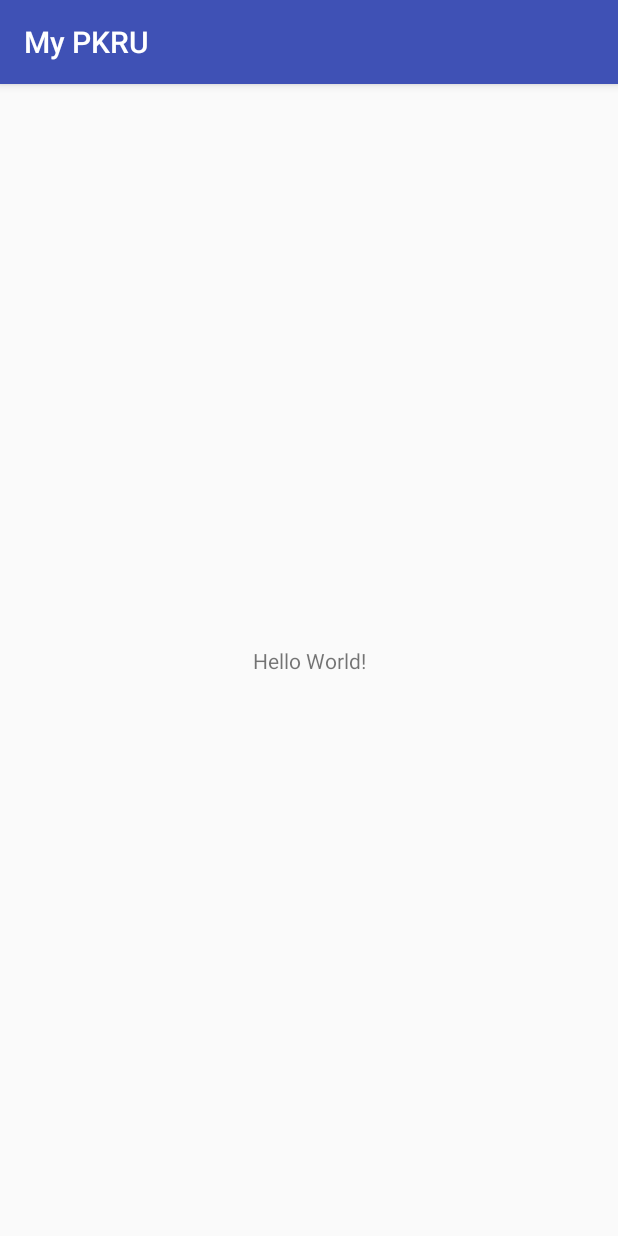
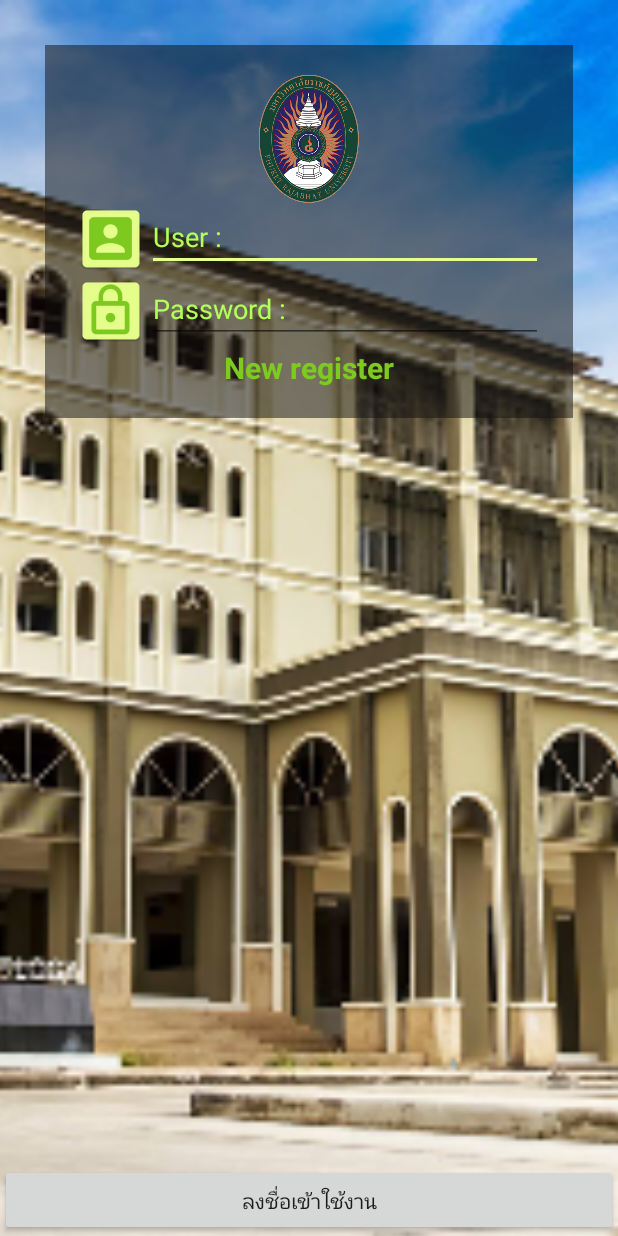
Before and after one commit to Supersittichai/MyPKRU, an Android app: the screen it shows after launch (MainActivity), on a phone screen of 412 x 824 dp. Run offline under Robolectric (Android 15) with nearby library versions, the phone set to English and light mode, and no system bars.

Commit message:
Finish 23May

```diff
--- a/app/src/main/res/layout/activity_main.xml
+++ b/app/src/main/res/layout/activity_main.xml
@@ -1,18 +1,92 @@
 <?xml version="1.0" encoding="utf-8"?>
-<android.support.constraint.ConstraintLayout xmlns:android="http://schemas.android.com/apk/res/android"
-    xmlns:app="http://schemas.android.com/apk/res-auto"
+<RelativeLayout xmlns:android="http://schemas.android.com/apk/res/android"
     xmlns:tools="http://schemas.android.com/tools"
     android:layout_width="match_parent"
     android:layout_height="match_parent"
-    tools:context="pkru.thongkam.sittichai.mypkru.MainActivity">
+    tools:context=".MainActivity">
 
-    <TextView
-        android:layout_width="wrap_content"
+    <ImageView
+        android:scaleType="centerCrop"
+        android:src="@drawable/bg"
+        android:layout_width="match_parent"
+        android:layout_height="match_parent" />
+
+    <LinearLayout
+        android:padding="@dimen/padding"
+        android:background="#82101010"
+        android:layout_width="match_parent"
         android:layout_height="wrap_content"
-        android:text="Hello World!"
-        app:layout_constraintBottom_toBottomOf="parent"
-        app:layout_constraintLeft_toLeftOf="parent"
-        app:layout_constraintRight_toRightOf="parent"
-        app:layout_constraintTop_toTopOf="parent" />
+        android:layout_margin="@dimen/martin"
+        android:gravity="center_horizontal"
+        android:orientation="vertical">
 
-</android.support.constraint.ConstraintLayout>
+        <!--This is Logo-->
+
+        <ImageView
+            android:layout_width="wrap_content"
+            android:layout_height="wrap_content"
+            android:src="@drawable/logo_pkru" />
+
+        <!--This is user-->
+
+        <LinearLayout
+            android:layout_width="match_parent"
+            android:layout_height="wrap_content"
+            android:orientation="horizontal">
+
+            <ImageView
+                android:layout_width="wrap_content"
+                android:layout_height="wrap_content"
+                android:src="@mipmap/ic_user" />
+
+            <EditText
+                android:textColor="@color/colorPrimaryDark"
+                android:textColorHint="@color/colorPrimary"
+                android:layout_width="match_parent"
+                android:layout_height="wrap_content"
+                android:hint="@string/user"
+                android:inputType="text" />
+
+        </LinearLayout>
+
+        <!--This is Password-->
+
+        <LinearLayout
+            android:layout_width="match_parent"
+            android:layout_height="wrap_content"
+            android:orientation="horizontal">
+
+            <ImageView
+                android:layout_width="wrap_content"
+                android:layout_height="wrap_content"
+                android:src="@mipmap/ic_password" />
+
+            <EditText
+                android:textColor="@color/colorPrimaryDark"
+                android:textColorHint="@color/colorPrimary"
+                android:layout_width="match_parent"
+                android:layout_height="wrap_content"
+                android:hint="@string/password"
+                android:inputType="textPassword" />
+
+        </LinearLayout>
+
+        <!--This is New Register-->
+
+        <TextView
+            android:textColor="@color/colorPrimaryDark"
+            android:textStyle="bold"
+            android:textSize="@dimen/h2"
+            android:text="@string/new_register"
+            android:layout_width="wrap_content"
+            android:layout_height="wrap_content" />
+
+    </LinearLayout>
+
+    <Button
+        android:layout_width="match_parent"
+        android:layout_height="wrap_content"
+        android:layout_alignParentBottom="true"
+        android:text="@string/log_in" />
+
+</RelativeLayout>
--- a/app/src/main/res/values/colors.xml
+++ b/app/src/main/res/values/colors.xml
@@ -1,6 +1,7 @@
 <?xml version="1.0" encoding="utf-8"?>
 <resources>
-    <color name="colorPrimary">#3F51B5</color>
-    <color name="colorPrimaryDark">#303F9F</color>
-    <color name="colorAccent">#FF4081</color>
+    <color name="colorPrimary">#b2ff59</color>
+    <color name="colorPrimaryDark">#7ecb20</color>
+    <color name="colorAccent">#e7ff8c</color>
+    <color name="textColorPrimary">#ffffff</color>
 </resources>
--- /dev/null
+++ b/app/src/main/res/values/dimens.xml
@@ -0,0 +1,7 @@
+<?xml version="1.0" encoding="utf-8"?>
+<resources>
+    <dimen name="martin">30dp</dimen>
+    <dimen name="padding">20dp</dimen>
+    <dimen name="h1">30sp</dimen>
+    <dimen name="h2">20sp</dimen>
+</resources>
--- a/app/src/main/res/values/strings.xml
+++ b/app/src/main/res/values/strings.xml
@@ -1,3 +1,9 @@
 <resources>
     <string name="app_name">My PKRU</string>
+    <string name="log_in">ลงชื่อเข้าใช้งาน</string>
+    <string name="user">User :</string>
+    <string name="new_register">New register</string>
+    <string name="password">Password :</string>
+
+
 </resources>
--- a/app/src/main/res/values/styles.xml
+++ b/app/src/main/res/values/styles.xml
@@ -1,7 +1,7 @@
 <resources>
 
     <!-- Base application theme. -->
-    <style name="AppTheme" parent="Theme.AppCompat.Light.DarkActionBar">
+    <style name="AppTheme" parent="Theme.AppCompat.Light.NoActionBar">
         <!-- Customize your theme here. -->
         <item name="colorPrimary">@color/colorPrimary</item>
         <item name="colorPrimaryDark">@color/colorPrimaryDark</item>
```
Also changed, not shown: app/src/main/ic_password-web.png (added), app/src/main/ic_user-web.png (added), app/src/main/res/drawable-xxhdpi/bg.png (added), app/src/main/res/drawable-xxhdpi/logo_pkru.png (added), app/src/main/res/mipmap-hdpi/ic_password.png (added), app/src/main/res/mipmap-hdpi/ic_user.png (added), app/src/main/res/mipmap-mdpi/ic_password.png (added), app/src/main/res/mipmap-mdpi/ic_user.png (added), app/src/main/res/mipmap-xhdpi/ic_password.png (added), app/src/main/res/mipmap-xhdpi/ic_user.png (added), app/src/main/res/mipmap-xxhdpi/ic_password.png (added), app/src/main/res/mipmap-xxhdpi/ic_user.png (added), app/src/main/res/mipmap-xxxhdpi/ic_password.png (added), app/src/main/res/mipmap-xxxhdpi/ic_user.png (added).
